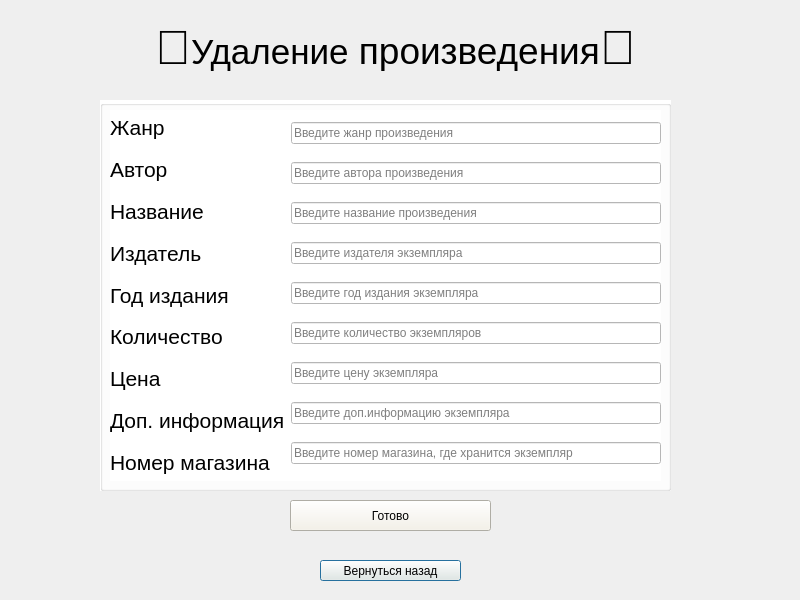
Old version of the form delete_item.ui in the repository mamam111a/2-year_coursework_client.
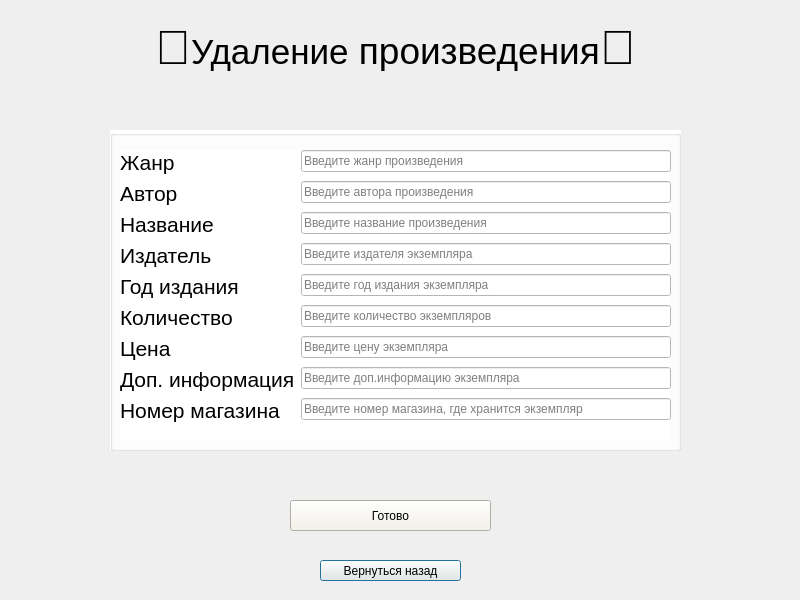
New version of the form.

```diff
--- a/delete_item.ui
+++ b/delete_item.ui
@@ -48,10 +48,10 @@
   <widget class="QGroupBox" name="groupBox">
    <property name="geometry">
     <rect>
-     <x>100</x>
-     <y>100</y>
+     <x>110</x>
+     <y>130</y>
      <width>571</width>
-     <height>391</height>
+     <height>321</height>
     </rect>
    </property>
    <property name="styleSheet">
@@ -60,149 +60,141 @@
    <property name="title">
     <string/>
    </property>
-   <widget class="QWidget" name="layoutWidget">
+   <widget class="QWidget" name="">
     <property name="geometry">
      <rect>
       <x>10</x>
-      <y>10</y>
+      <y>20</y>
       <width>551</width>
-      <height>371</height>
+      <height>291</height>
      </rect>
     </property>
-    <layout class="QHBoxLayout" name="horizontalLayout">
-     <item>
-      <layout class="QVBoxLayout" name="verticalLayout">
-       <item>
+    <layout class="QFormLayout" name="formLayout">
+     <item row="0" column="0">
         <widget class="QLabel" name="dfgdfg">
          <property name="text">
           <string>&lt;html&gt;&lt;head/&gt;&lt;body&gt;&lt;p&gt;&lt;span style=&quot; font-size:16pt;&quot;&gt;Жанр&lt;/span&gt;&lt;/p&gt;&lt;/body&gt;&lt;/html&gt;</string>
          </property>
         </widget>
        </item>
-       <item>
-        <widget class="QLabel" name="dfg">
-         <property name="text">
-          <string>&lt;html&gt;&lt;head/&gt;&lt;body&gt;&lt;p&gt;&lt;span style=&quot; font-size:16pt;&quot;&gt;Автор&lt;/span&gt;&lt;/p&gt;&lt;/body&gt;&lt;/html&gt;</string>
-         </property>
-        </widget>
-       </item>
-       <item>
-        <widget class="QLabel" name="titledfgfd">
-         <property name="text">
-          <string>&lt;html&gt;&lt;head/&gt;&lt;body&gt;&lt;p&gt;&lt;span style=&quot; font-size:16pt;&quot;&gt;Название&lt;/span&gt;&lt;/p&gt;&lt;/body&gt;&lt;/html&gt;</string>
-         </property>
-        </widget>
-       </item>
-       <item>
-        <widget class="QLabel" name="dfggfd">
-         <property name="text">
-          <string>&lt;html&gt;&lt;head/&gt;&lt;body&gt;&lt;p&gt;&lt;span style=&quot; font-size:16pt;&quot;&gt;Издатель&lt;/span&gt;&lt;/p&gt;&lt;/body&gt;&lt;/html&gt;</string>
-         </property>
-        </widget>
-       </item>
-       <item>
-        <widget class="QLabel" name="dfgfgd">
-         <property name="text">
-          <string>&lt;html&gt;&lt;head/&gt;&lt;body&gt;&lt;p&gt;&lt;span style=&quot; font-size:16pt;&quot;&gt;Год издания&lt;/span&gt;&lt;/p&gt;&lt;/body&gt;&lt;/html&gt;</string>
-         </property>
-        </widget>
-       </item>
-       <item>
-        <widget class="QLabel" name="fdggfd">
-         <property name="text">
-          <string>&lt;html&gt;&lt;head/&gt;&lt;body&gt;&lt;p&gt;&lt;span style=&quot; font-size:16pt;&quot;&gt;Количество&lt;/span&gt;&lt;/p&gt;&lt;/body&gt;&lt;/html&gt;</string>
-         </property>
-        </widget>
-       </item>
-       <item>
-        <widget class="QLabel" name="dfgfgd_2">
-         <property name="text">
-          <string>&lt;html&gt;&lt;head/&gt;&lt;body&gt;&lt;p&gt;&lt;span style=&quot; font-size:16pt;&quot;&gt;Цена&lt;/span&gt;&lt;/p&gt;&lt;/body&gt;&lt;/html&gt;</string>
-         </property>
-        </widget>
-       </item>
-       <item>
-        <widget class="QLabel" name="fdgfgd">
-         <property name="text">
-          <string>&lt;html&gt;&lt;head/&gt;&lt;body&gt;&lt;p&gt;&lt;span style=&quot; font-size:16pt;&quot;&gt;Доп. информация&lt;/span&gt;&lt;/p&gt;&lt;/body&gt;&lt;/html&gt;</string>
-         </property>
-        </widget>
-       </item>
-       <item>
-        <widget class="QLabel" name="label_2">
-         <property name="text">
-          <string>&lt;html&gt;&lt;head/&gt;&lt;body&gt;&lt;p&gt;&lt;span style=&quot; font-size:16pt;&quot;&gt;Номер магазина&lt;/span&gt;&lt;/p&gt;&lt;/body&gt;&lt;/html&gt;</string>
-         </property>
-        </widget>
-       </item>
-      </layout>
-     </item>
-     <item>
-      <layout class="QVBoxLayout" name="verticalLayout_2">
-       <item>
+     <item row="0" column="1">
         <widget class="QLineEdit" name="section">
          <property name="placeholderText">
           <string>Введите жанр произведения</string>
          </property>
         </widget>
        </item>
-       <item>
+     <item row="1" column="0">
+      <widget class="QLabel" name="dfg">
+       <property name="text">
+        <string>&lt;html&gt;&lt;head/&gt;&lt;body&gt;&lt;p&gt;&lt;span style=&quot; font-size:16pt;&quot;&gt;Автор&lt;/span&gt;&lt;/p&gt;&lt;/body&gt;&lt;/html&gt;</string>
+       </property>
+      </widget>
+     </item>
+     <item row="1" column="1">
         <widget class="QLineEdit" name="author">
          <property name="placeholderText">
           <string>Введите автора произведения</string>
          </property>
         </widget>
        </item>
-       <item>
+     <item row="2" column="0">
+      <widget class="QLabel" name="titledfgfd">
+       <property name="text">
+        <string>&lt;html&gt;&lt;head/&gt;&lt;body&gt;&lt;p&gt;&lt;span style=&quot; font-size:16pt;&quot;&gt;Название&lt;/span&gt;&lt;/p&gt;&lt;/body&gt;&lt;/html&gt;</string>
+       </property>
+      </widget>
+     </item>
+     <item row="2" column="1">
         <widget class="QLineEdit" name="title">
          <property name="placeholderText">
           <string>Введите название произведения</string>
          </property>
         </widget>
        </item>
-       <item>
+     <item row="3" column="0">
+      <widget class="QLabel" name="dfggfd">
+       <property name="text">
+        <string>&lt;html&gt;&lt;head/&gt;&lt;body&gt;&lt;p&gt;&lt;span style=&quot; font-size:16pt;&quot;&gt;Издатель&lt;/span&gt;&lt;/p&gt;&lt;/body&gt;&lt;/html&gt;</string>
+       </property>
+      </widget>
+     </item>
+     <item row="3" column="1">
         <widget class="QLineEdit" name="publisher">
          <property name="placeholderText">
           <string>Введите издателя экземпляра</string>
          </property>
         </widget>
        </item>
-       <item>
+     <item row="4" column="0">
+      <widget class="QLabel" name="dfgfgd">
+       <property name="text">
+        <string>&lt;html&gt;&lt;head/&gt;&lt;body&gt;&lt;p&gt;&lt;span style=&quot; font-size:16pt;&quot;&gt;Год издания&lt;/span&gt;&lt;/p&gt;&lt;/body&gt;&lt;/html&gt;</string>
+       </property>
+      </widget>
+     </item>
+     <item row="4" column="1">
         <widget class="QLineEdit" name="publisher_year">
          <property name="placeholderText">
           <string>Введите год издания экземпляра</string>
          </property>
         </widget>
        </item>
-       <item>
+     <item row="5" column="0">
+      <widget class="QLabel" name="fdggfd">
+       <property name="text">
+        <string>&lt;html&gt;&lt;head/&gt;&lt;body&gt;&lt;p&gt;&lt;span style=&quot; font-size:16pt;&quot;&gt;Количество&lt;/span&gt;&lt;/p&gt;&lt;/body&gt;&lt;/html&gt;</string>
+       </property>
+      </widget>
+     </item>
+     <item row="5" column="1">
         <widget class="QLineEdit" name="quantity">
          <property name="placeholderText">
           <string>Введите количество экземпляров</string>
          </property>
         </widget>
        </item>
-       <item>
+     <item row="6" column="0">
+      <widget class="QLabel" name="dfgfgd_2">
+       <property name="text">
+        <string>&lt;html&gt;&lt;head/&gt;&lt;body&gt;&lt;p&gt;&lt;span style=&quot; font-size:16pt;&quot;&gt;Цена&lt;/span&gt;&lt;/p&gt;&lt;/body&gt;&lt;/html&gt;</string>
+       </property>
+      </widget>
+     </item>
+     <item row="6" column="1">
         <widget class="QLineEdit" name="price">
          <property name="placeholderText">
           <string>Введите цену экземпляра</string>
          </property>
         </widget>
        </item>
-       <item>
+     <item row="7" column="0">
+      <widget class="QLabel" name="fdgfgd">
+       <property name="text">
+        <string>&lt;html&gt;&lt;head/&gt;&lt;body&gt;&lt;p&gt;&lt;span style=&quot; font-size:16pt;&quot;&gt;Доп. информация&lt;/span&gt;&lt;/p&gt;&lt;/body&gt;&lt;/html&gt;</string>
+       </property>
+      </widget>
+     </item>
+     <item row="7" column="1">
         <widget class="QLineEdit" name="additionalinfo">
          <property name="placeholderText">
           <string>Введите доп.информацию экземпляра</string>
          </property>
         </widget>
        </item>
-       <item>
+     <item row="8" column="0">
+      <widget class="QLabel" name="label_2">
+       <property name="text">
+        <string>&lt;html&gt;&lt;head/&gt;&lt;body&gt;&lt;p&gt;&lt;span style=&quot; font-size:16pt;&quot;&gt;Номер магазина&lt;/span&gt;&lt;/p&gt;&lt;/body&gt;&lt;/html&gt;</string>
+       </property>
+      </widget>
+     </item>
+     <item row="8" column="1">
         <widget class="QLineEdit" name="numbershop">
          <property name="placeholderText">
           <string>Введите номер магазина, где хранится экземпляр</string>
          </property>
         </widget>
-       </item>
-      </layout>
      </item>
     </layout>
    </widget>
```
Lines whose indentation alone changed are shown as unchanged.
